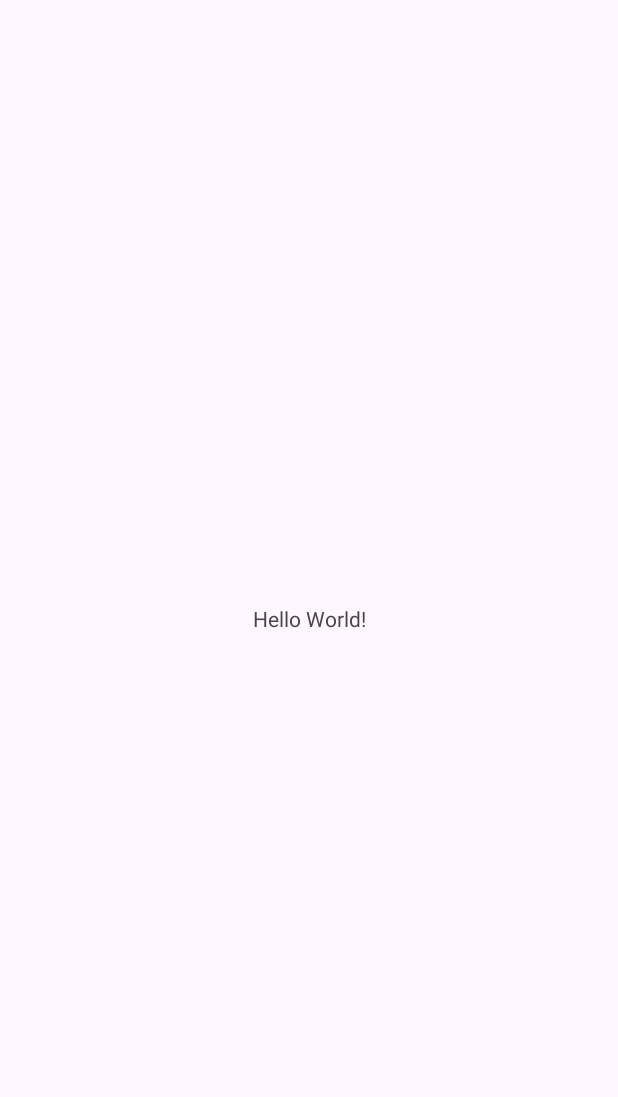
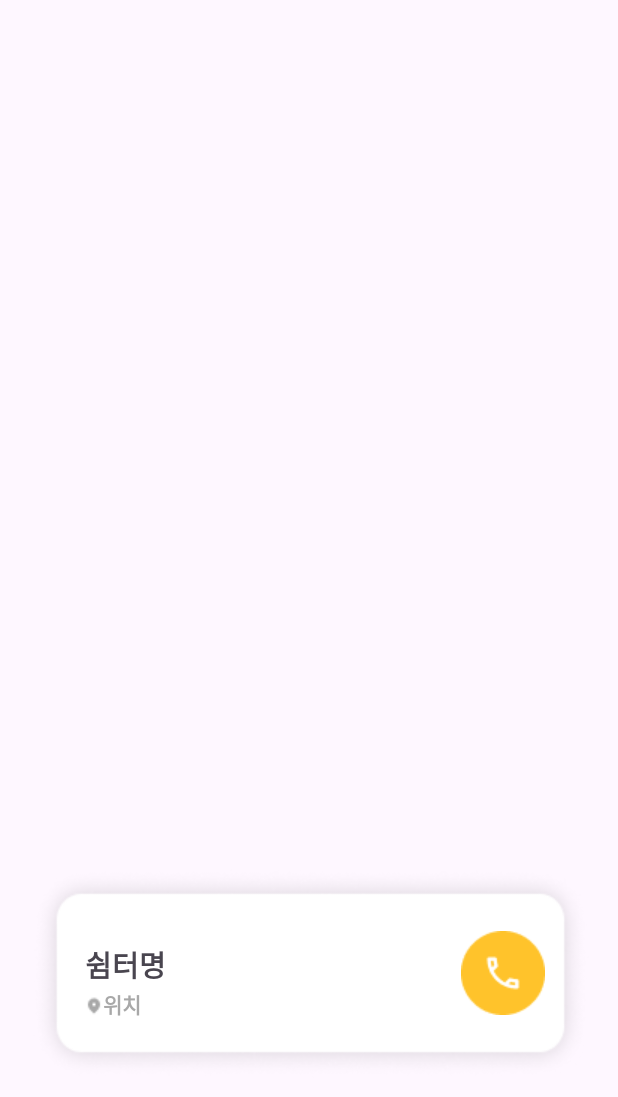
Before and after one commit to yeonjinJoo/Namuthon_M, an Android app: the screen it shows after launch (MainActivity), on a phone screen of 412 x 824 dp. Before the commit the part shown is almost empty. Shown: the top 1097 px of the screen. Run offline under Robolectric (Android 15) with nearby library versions, the phone set to English and light mode, and no system bars.

Commit message:
[UI] fragment_map.xml ui 완성

```diff
--- a/Android/app/build.gradle.kts
+++ b/Android/app/build.gradle.kts
@@ -5,12 +5,12 @@ plugins {
 
 android {
     namespace = "com.example.teamm"
-    compileSdk = 33
+    compileSdk = 34
 
     defaultConfig {
         applicationId = "com.example.teamm"
         minSdk = 24
-        targetSdk = 33
+        targetSdk = 34
         versionCode = 1
         versionName = "1.0"
 
--- a/Android/app/src/main/java/com/example/teamm/MainActivity.kt
+++ b/Android/app/src/main/java/com/example/teamm/MainActivity.kt
@@ -6,6 +6,6 @@ import android.os.Bundle
 class MainActivity : AppCompatActivity() {
     override fun onCreate(savedInstanceState: Bundle?) {
         super.onCreate(savedInstanceState)
-        setContentView(R.layout.activity_main)
+        setContentView(R.layout.fragment_map)
     }
 }
--- /dev/null
+++ b/Android/app/src/main/res/layout/fragment_map.xml
@@ -0,0 +1,70 @@
+<?xml version="1.0" encoding="utf-8"?>
+<androidx.constraintlayout.widget.ConstraintLayout xmlns:android="http://schemas.android.com/apk/res/android"
+    xmlns:app="http://schemas.android.com/apk/res-auto"
+    xmlns:tools="http://schemas.android.com/tools"
+    android:layout_width="match_parent"
+    android:layout_height="match_parent"
+    tools:context=".MainActivity">
+
+    <ImageView
+        android:id="@+id/btn_back"
+        android:layout_width="371dp"
+        android:layout_height="140dp"
+        android:layout_marginStart="23dp"
+        android:layout_marginTop="560dp"
+        android:layout_marginEnd="22dp"
+        android:layout_marginBottom="87dp"
+        android:background="@drawable/map_background"
+        app:layout_constraintBottom_toBottomOf="parent"
+        app:layout_constraintEnd_toEndOf="parent"
+        app:layout_constraintStart_toStartOf="parent"
+        app:layout_constraintTop_toTopOf="parent" />
+
+    <ImageButton
+        android:id="@+id/btn_call"
+        android:layout_width="wrap_content"
+        android:layout_height="wrap_content"
+        android:layout_marginStart="256dp"
+        android:background="@drawable/map_call"
+        app:layout_constraintBottom_toBottomOf="@+id/btn_back"
+        app:layout_constraintEnd_toEndOf="@+id/btn_back"
+        app:layout_constraintStart_toStartOf="@+id/btn_back"
+        app:layout_constraintTop_toTopOf="@+id/btn_back" />
+
+    <TextView
+        android:id="@+id/tv_name"
+        android:layout_width="wrap_content"
+        android:layout_height="wrap_content"
+        android:layout_marginStart="35dp"
+        android:layout_marginTop="50dp"
+        android:text="쉼터명"
+        android:textSize="19sp"
+        android:textStyle="bold|normal"
+        app:layout_constraintStart_toStartOf="@+id/btn_back"
+        app:layout_constraintTop_toTopOf="@+id/btn_back" />
+
+    <TextView
+        android:id="@+id/tv_location"
+        android:layout_width="wrap_content"
+        android:layout_height="wrap_content"
+        android:layout_marginStart="47dp"
+        android:layout_marginTop="80dp"
+        android:text="위치"
+        android:textColor="@color/location"
+        android:textSize="14sp"
+        android:textStyle="bold|normal"
+        app:layout_constraintStart_toStartOf="@+id/btn_back"
+        app:layout_constraintTop_toTopOf="@+id/btn_back" />
+
+    <ImageView
+        android:id="@+id/imageView"
+        android:layout_width="wrap_content"
+        android:layout_height="wrap_content"
+        android:layout_marginStart="35dp"
+        android:layout_marginTop="85dp"
+        app:layout_constraintStart_toStartOf="@+id/btn_back"
+        app:layout_constraintTop_toTopOf="@+id/btn_back"
+        app:srcCompat="@drawable/map_location" />
+
+
+</androidx.constraintlayout.widget.ConstraintLayout>
--- a/Android/app/src/main/res/values/colors.xml
+++ b/Android/app/src/main/res/values/colors.xml
@@ -2,4 +2,5 @@
 <resources>
     <color name="black">#FF000000</color>
     <color name="white">#FFFFFFFF</color>
+    <color name="location">#FFA8A8A8</color>
 </resources>
```
Also changed, not shown: Android/app/src/main/res/drawable/map_background.png (added), Android/app/src/main/res/drawable/map_call.png (added), Android/app/src/main/res/drawable/map_location.png (added).
